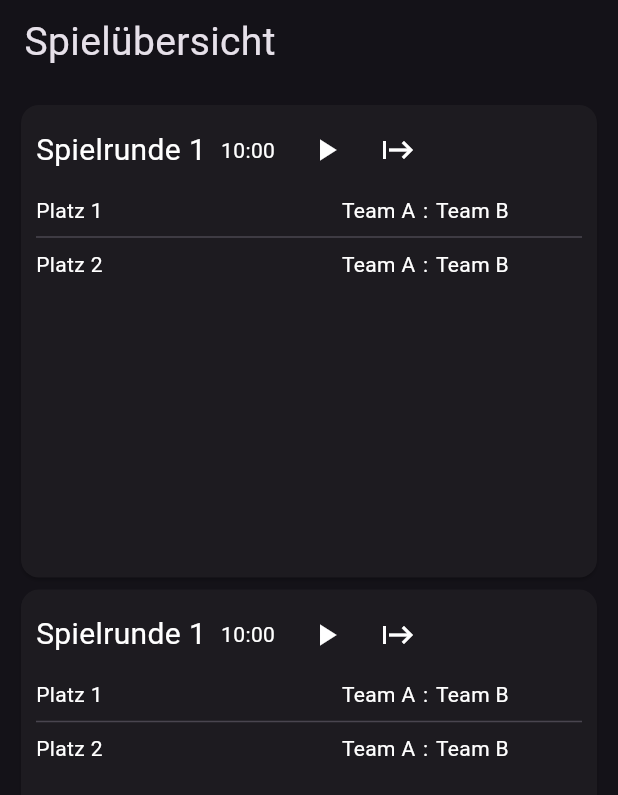
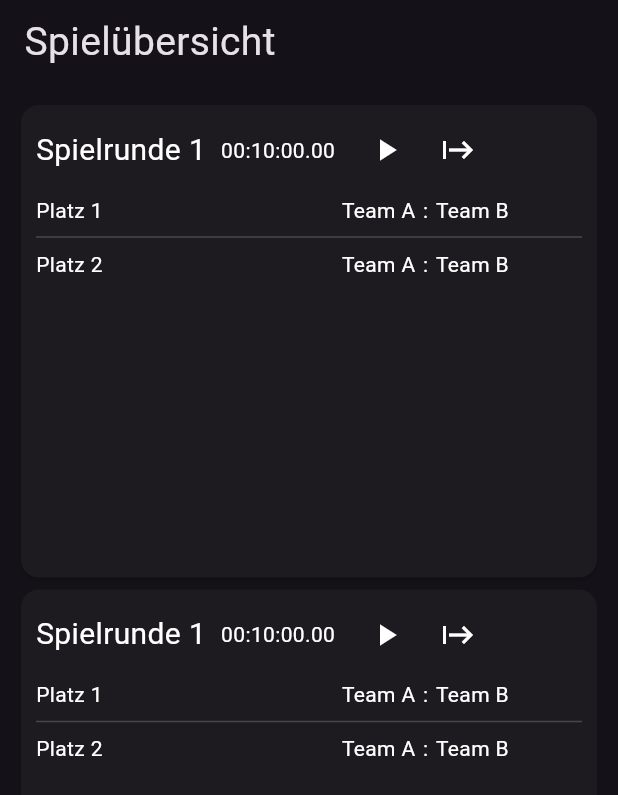
Before and after one commit to jf-landkreis-karlsruhe/turniermanager, a Flutter app: the screen it shows after launch, after a tap on "Spielleiter", on a phone screen of 412 x 824 dp. Shown: the top 795 px of the screen. Run offline on Flutter 3.47's test engine with Material 3 defaults, Android fonts, the phone set to English and light mode, and no system bars; our stand-ins replace go_router, scrollable_positioned_list, stop_watch_timer, watch_it; missing offline and left inert: flutter_command.

Commit message:
introduce count down timer

```diff
--- a/frontend/lib/src/views/referee_view.dart
+++ b/frontend/lib/src/views/referee_view.dart
@@ -1,5 +1,6 @@
 import 'package:flutter/material.dart';
 import 'package:flutter/widgets.dart';
+import 'package:stop_watch_timer/stop_watch_timer.dart';
 
 class RefereeView extends StatelessWidget {
   const RefereeView({super.key});
@@ -74,12 +75,12 @@ class _GameRoundViewState extends State<GameRoundView> {
                               : standardTextColor),
                     ),
                     const SizedBox(width: 10),
-                    Text(
-                      '10:00',
-                      style: TextStyle(
-                          color: currentlyRunning
-                              ? selectedTextColor
-                              : standardTextColor),
+                    CountDownView(
+                      timeInMinutes: 10,
+                      textColor: currentlyRunning
+                          ? selectedTextColor
+                          : standardTextColor,
+                      start: currentlyRunning,
                     ),
                     const SizedBox(width: 10),
                     IconButton(
@@ -89,7 +90,7 @@ class _GameRoundViewState extends State<GameRoundView> {
                         });
                       },
                       icon: Icon(
-                          currentlyRunning ? Icons.stop : Icons.play_arrow),
+                          currentlyRunning ? Icons.pause : Icons.play_arrow),
                       color: currentlyRunning
                           ? selectedTextColor
                           : standardTextColor,
@@ -127,6 +128,66 @@ class _GameRoundViewState extends State<GameRoundView> {
           ],
         ),
       ),
+    );
+  }
+}
+
+class CountDownView extends StatefulWidget {
+  const CountDownView({
+    super.key,
+    required this.timeInMinutes,
+    required this.textColor,
+    required this.start,
+  });
+
+  final int timeInMinutes;
+  final Color textColor;
+  final bool start;
+
+  @override
+  State<CountDownView> createState() => _CountDownViewState();
+}
+
+class _CountDownViewState extends State<CountDownView> {
+  String currentTime = '';
+
+  late final StopWatchTimer _stopWatchTimer;
+
+  @override
+  void initState() {
+    currentTime = '00:${widget.timeInMinutes}:00.00';
+
+    _stopWatchTimer = StopWatchTimer(
+      mode: StopWatchMode.countDown,
+      presetMillisecond:
+          StopWatchTimer.getMilliSecFromMinute(widget.timeInMinutes),
+      onChange: (value) {
+        final displayTime = StopWatchTimer.getDisplayTime(value);
+        setState(() {
+          currentTime = displayTime;
+        });
+      },
+    );
+    super.initState();
+  }
+
+  @override
+  void dispose() async {
+    super.dispose();
+    await _stopWatchTimer.dispose();
+  }
+
+  @override
+  Widget build(BuildContext context) {
+    if (widget.start) {
+      _stopWatchTimer.onStartTimer();
+    } else {
+      _stopWatchTimer.onStopTimer();
+    }
+
+    return Text(
+      currentTime,
+      style: TextStyle(color: widget.textColor),
     );
   }
 }
--- a/frontend/pubspec.yaml
+++ b/frontend/pubspec.yaml
@@ -18,6 +18,7 @@ dependencies:
   http: ^1.2.2
   go_router: ^14.6.2
   scrollable_positioned_list: ^0.3.8
+  stop_watch_timer: ^3.2.1
 
 dev_dependencies:
   flutter_test:
```
Also changed, not shown: frontend/pubspec.lock.
